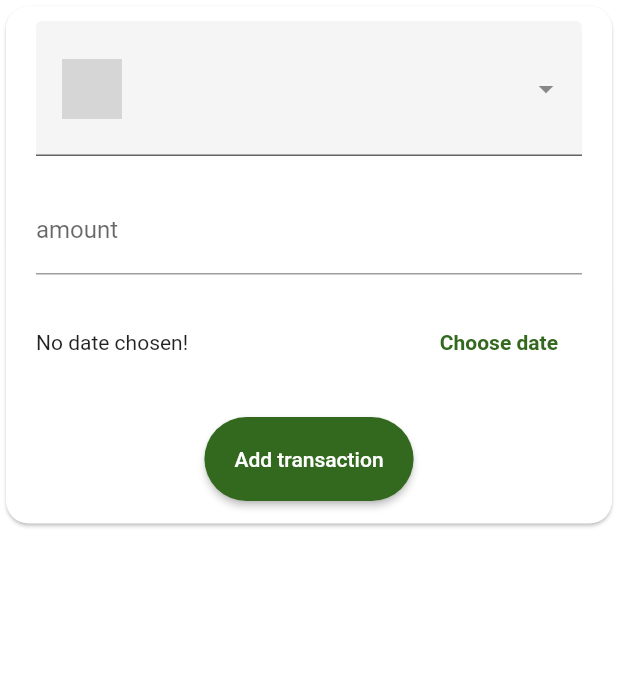
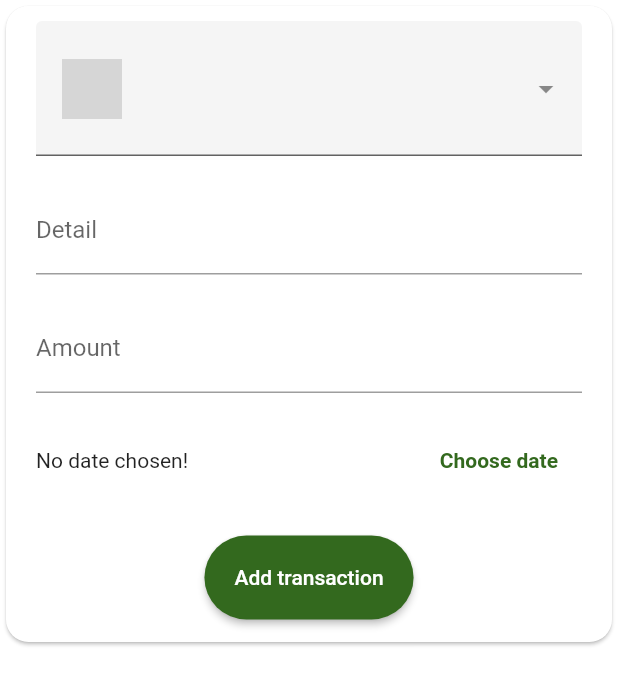
Before and after one commit to Blacxhaxker/MoneyManager, a Flutter app: the NewTransaction widget shown alone on an empty page, opened directly with empty values, after a tap on "Add transaction", on a phone screen of 412 x 824 dp. Shown: the top 685 px of the screen. Run offline on Flutter 3.47's test engine with Material 2 defaults, Android fonts, the phone set to English and light mode, and no system bars; drawn by our look-alikes of dropdown_search; our stand-ins replace dio, firebase_auth, firebase_core, flutter_svg, google_sign_in, simple_animations; accounts and stored records are empty; network calls fail; grey boxes are pictures that could not be loaded.

Commit message:
Add detail field

```diff
--- a/lib/Screens/MainApp/MainApp_screen.dart
+++ b/lib/Screens/MainApp/MainApp_screen.dart
@@ -43,12 +43,13 @@ class _MyAppState extends State<MyApp> {
   }
 
 
-  void _addNewTransaction(String title, double amount, DateTime chosenDate , String image) {
+  void _addNewTransaction(String title, double amount, DateTime chosenDate , String image,String detail) {
     Transaction newTransaction = Transaction(
         title: title,
         amount: amount,
         date: chosenDate,
         image: image,
+        detail: detail,
         id: DateTime.now().toString());
     setState(() {
       _transactionLIst.add(newTransaction);
@@ -89,6 +90,7 @@ class _MyAppState extends State<MyApp> {
               ),
               elevation: 10,
               backgroundColor: kPrimaryColor,
+
             ),
             drawer: Drawer(
               child: Column(
--- a/lib/Screens/MainApp/components/new_transaction.dart
+++ b/lib/Screens/MainApp/components/new_transaction.dart
@@ -59,18 +59,20 @@ class NewTransaction extends StatefulWidget {
 
 class _NewTransactionState extends State<NewTransaction> {
   final TextEditingController _amountController = TextEditingController();
+  final TextEditingController _detailController = TextEditingController();
   DateTime _selectedDate;
   UserModel _selectedItemUser;
 
   void _submitListItem() {
     final String enteredTitle = _selectedItemUser.name;
+    final String enteredDetail = _detailController.text;
     final String enteredImage = _selectedItemUser.avatar;
     final double enteredAmount = double.parse(_amountController.text);
     //some input is empty - stop function here
     if (enteredTitle.isEmpty || enteredAmount <= 0 || _selectedDate == null) {
       return;
     }
-    widget.addTransaction(enteredTitle, enteredAmount, _selectedDate,enteredImage);
+    widget.addTransaction(enteredTitle, enteredAmount, _selectedDate,enteredImage,enteredDetail);
     //close bottom sheet after adding new transaction
     Navigator.of(context).pop();
   }
@@ -139,8 +141,17 @@ class _NewTransactionState extends State<NewTransaction> {
               padding:
                   EdgeInsets.only(left: 20, right: 20, top: 10, bottom: 10),
               child: TextField(
+                decoration: InputDecoration(labelText: "Detail"),
+                controller: _detailController,
+                onSubmitted: (_) => _submitListItem(),
+              ),
+            ),
+            Container(
+              padding:
+                  EdgeInsets.only(left: 20, right: 20, top: 10, bottom: 10),
+              child: TextField(
                 keyboardType: TextInputType.numberWithOptions(decimal: true),
-                decoration: InputDecoration(labelText: "amount"),
+                decoration: InputDecoration(labelText: "Amount"),
                 controller: _amountController,
                 onSubmitted: (_) => _submitListItem(),
               ),
--- a/lib/Screens/MainApp/components/transaction_list.dart
+++ b/lib/Screens/MainApp/components/transaction_list.dart
@@ -44,7 +44,7 @@ class TransactionList extends StatelessWidget {
                           color: kPrimaryColor),
                     ),
                     subtitle: Text(
-                      DateFormat("\$${transaction[index].amount} "+"      dd/MM/yyyy").format(transaction[index].date),
+                      DateFormat("${transaction[index].detail} - "+"\$${transaction[index].amount} - "+"  dd/MM/yyyy").format(transaction[index].date),
                       style: TextStyle(
                           fontWeight: FontWeight.normal,
                           fontSize: 14,
--- a/lib/models/transaction.dart
+++ b/lib/models/transaction.dart
@@ -2,9 +2,9 @@ import 'package:flutter/cupertino.dart';
 import 'package:flutter/foundation.dart';
 
 class Transaction{
-  final String id,title,image;
+  final String id,title,image,detail;
   final double amount;
   final DateTime date;
 
-  Transaction({@required this.id,@required this.title,@required this.amount,@required this.date,@required this.image});
+  Transaction({@required this.id,@required this.title,@required this.amount,@required this.date,@required this.image,@required this.detail});
 }
```
